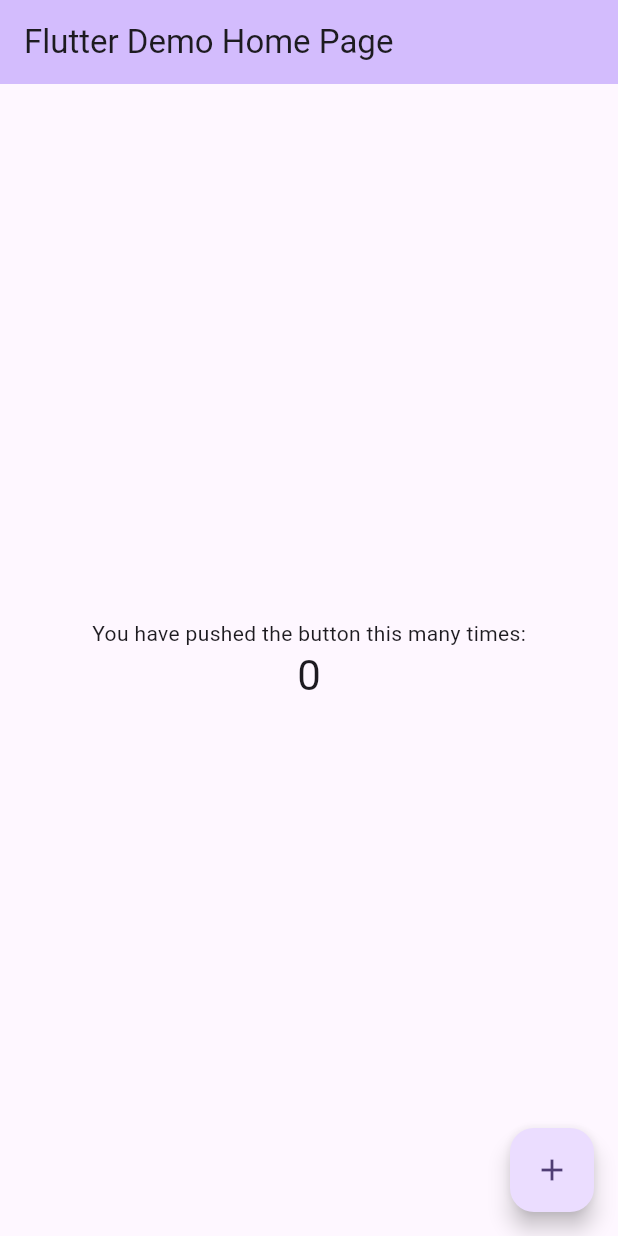
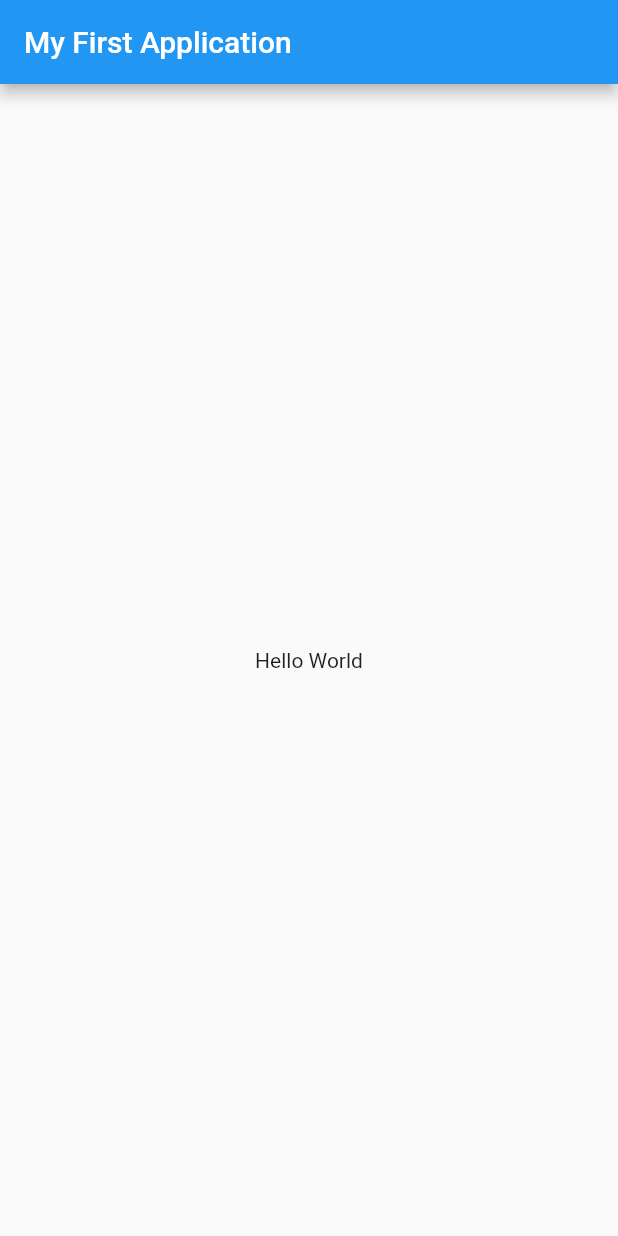
Before and after one commit to Gaurav-Mahato/BuildEz, a Flutter app: the screen it shows after launch, on a phone screen of 412 x 824 dp. Run offline on Flutter 3.47's test engine with Material 2 defaults, Android fonts, the light colour scheme and no system bars.

Commit message:
First Page

```diff
--- a/lib/main.dart
+++ b/lib/main.dart
@@ -11,115 +11,29 @@ class MyApp extends StatelessWidget {
   @override
   Widget build(BuildContext context) {
     return MaterialApp(
-      title: 'Flutter Demo',
       theme: ThemeData(
-        // This is the theme of your application.
-        //
-        // TRY THIS: Try running your application with "flutter run". You'll see
-        // the application has a blue toolbar. Then, without quitting the app,
-        // try changing the seedColor in the colorScheme below to Colors.green
-        // and then invoke "hot reload" (save your changes or press the "hot
-        // reload" button in a Flutter-supported IDE, or press "r" if you used
-        // the command line to start the app).
-        //
-        // Notice that the counter didn't reset back to zero; the application
-        // state is not lost during the reload. To reset the state, use hot
-        // restart instead.
-        //
-        // This works for code too, not just values: Most code changes can be
-        // tested with just a hot reload.
-        colorScheme: ColorScheme.fromSeed(seedColor: Colors.deepPurple),
-        useMaterial3: true,
+        brightness: Brightness.light
       ),
-      home: const MyHomePage(title: 'Flutter Demo Home Page'),
+      darkTheme: ThemeData(
+        brightness: Brightness.dark
+      ),
+      themeMode: ThemeMode.system,
+      home: AppHome()
     );
   }
 }
-
-class MyHomePage extends StatefulWidget {
-  const MyHomePage({super.key, required this.title});
-
-  // This widget is the home page of your application. It is stateful, meaning
-  // that it has a State object (defined below) that contains fields that affect
-  // how it looks.
-
-  // This class is the configuration for the state. It holds the values (in this
-  // case the title) provided by the parent (in this case the App widget) and
-  // used by the build method of the State. Fields in a Widget subclass are
-  // always marked "final".
-
-  final String title;
+ class AppHome extends StatelessWidget{
+  const AppHome({Key ? key}) : super(key:key);
 
   @override
-  State<MyHomePage> createState() => _MyHomePageState();
-}
-
-class _MyHomePageState extends State<MyHomePage> {
-  int _counter = 0;
-
-  void _incrementCounter() {
-    setState(() {
-      // This call to setState tells the Flutter framework that something has
-      // changed in this State, which causes it to rerun the build method below
-      // so that the display can reflect the updated values. If we changed
-      // _counter without calling setState(), then the build method would not be
-      // called again, and so nothing would appear to happen.
-      _counter++;
-    });
-  }
-
-  @override
-  Widget build(BuildContext context) {
-    // This method is rerun every time setState is called, for instance as done
-    // by the _incrementCounter method above.
-    //
-    // The Flutter framework has been optimized to make rerunning build methods
-    // fast, so that you can just rebuild anything that needs updating rather
-    // than having to individually change instances of widgets.
+   Widget build(BuildContext context){
     return Scaffold(
       appBar: AppBar(
-        // TRY THIS: Try changing the color here to a specific color (to
-        // Colors.amber, perhaps?) and trigger a hot reload to see the AppBar
-        // change color while the other colors stay the same.
-        backgroundColor: Theme.of(context).colorScheme.inversePrimary,
-        // Here we take the value from the MyHomePage object that was created by
-        // the App.build method, and use it to set our appbar title.
-        title: Text(widget.title),
+        title: const Text('My First Application')
       ),
-      body: Center(
-        // Center is a layout widget. It takes a single child and positions it
-        // in the middle of the parent.
-        child: Column(
-          // Column is also a layout widget. It takes a list of children and
-          // arranges them vertically. By default, it sizes itself to fit its
-          // children horizontally, and tries to be as tall as its parent.
-          //
-          // Column has various properties to control how it sizes itself and
-          // how it positions its children. Here we use mainAxisAlignment to
-          // center the children vertically; the main axis here is the vertical
-          // axis because Columns are vertical (the cross axis would be
-          // horizontal).
-          //
-          // TRY THIS: Invoke "debug painting" (choose the "Toggle Debug Paint"
-          // action in the IDE, or press "p" in the console), to see the
-          // wireframe for each widget.
-          mainAxisAlignment: MainAxisAlignment.center,
-          children: <Widget>[
-            const Text(
-              'You have pushed the button this many times:',
-            ),
-            Text(
-              '$_counter',
-              style: Theme.of(context).textTheme.headlineMedium,
-            ),
-          ],
-        ),
-      ),
-      floatingActionButton: FloatingActionButton(
-        onPressed: _incrementCounter,
-        tooltip: 'Increment',
-        child: const Icon(Icons.add),
-      ), // This trailing comma makes auto-formatting nicer for build methods.
+      body: const Center(
+        child: Text('Hello World')
+      )
     );
   }
-}
+ }
```
